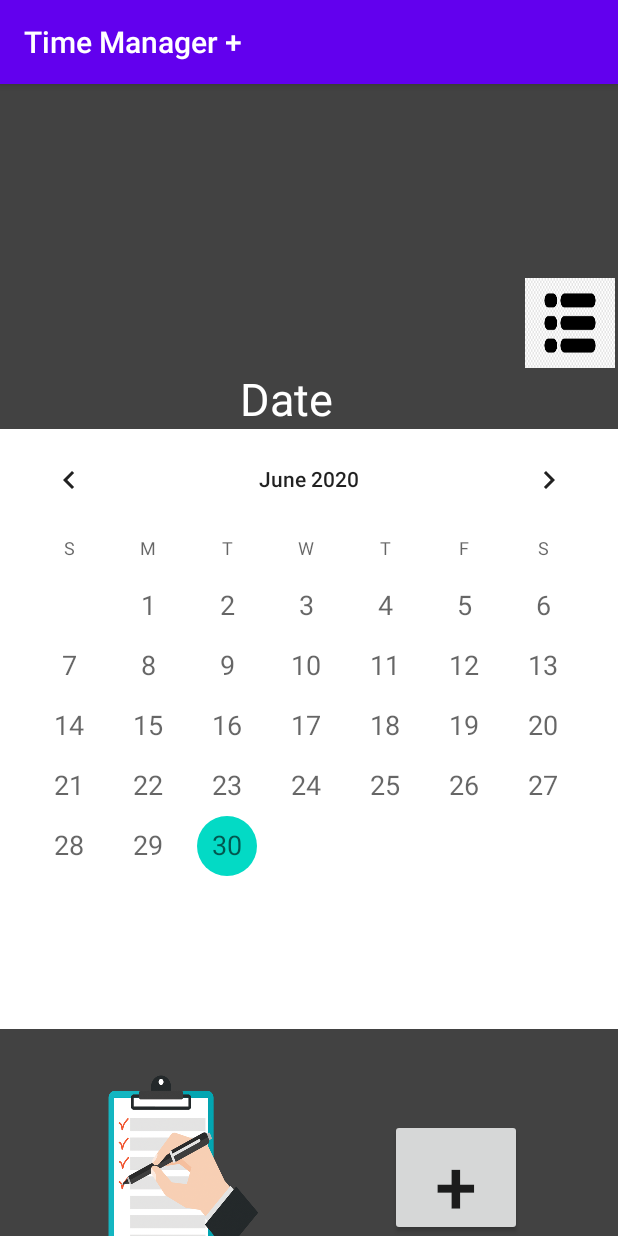
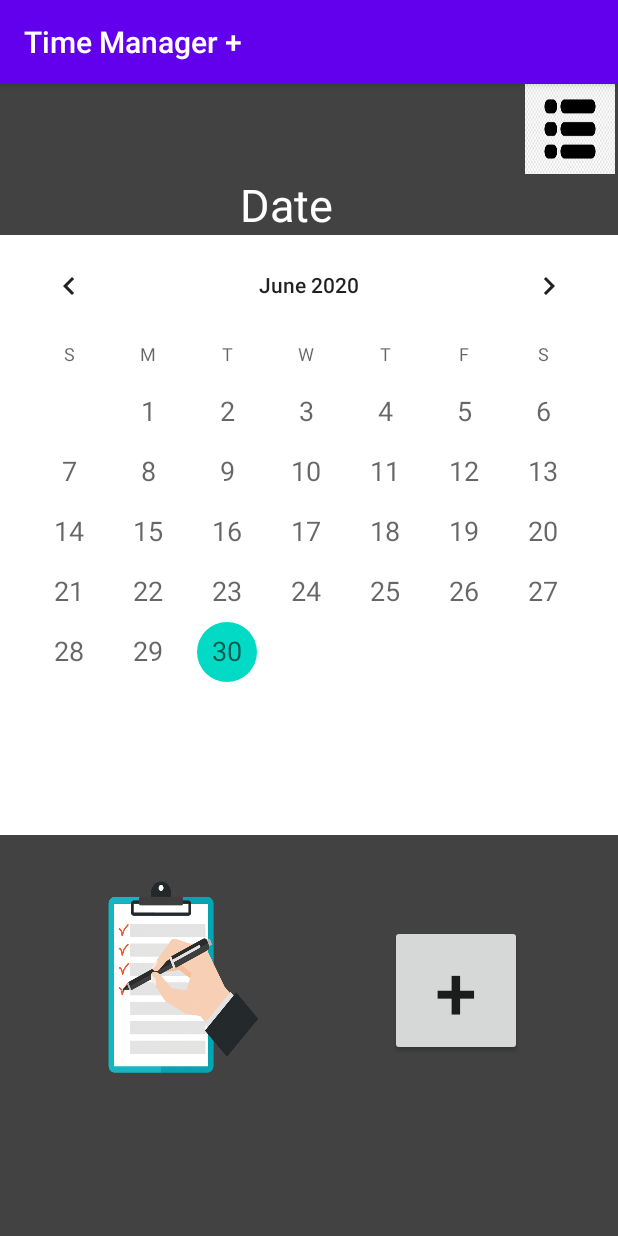
Before and after one commit to manufloresuwu/TimeManager, an Android app: the CalendarActivity screen opened directly, with no data from a screen before it, on a phone screen of 412 x 824 dp. Run offline under Robolectric (Android 15) with nearby library versions, the phone set to English and light mode, and no system bars; 4 statements that could not run were skipped.

Commit message:
ya listo el profile

```diff
--- a/app/src/main/java/com/manuela/timemanager/CalendarActivity.java
+++ b/app/src/main/java/com/manuela/timemanager/CalendarActivity.java
@@ -31,15 +31,6 @@ public class CalendarActivity extends AppCompatActivity {
         setContentView(R.layout.activity_calendar);
 
         mp = MediaPlayer.create(this,R.raw.pop);
-
-        SharedPreferences pref = getApplicationContext().getSharedPreferences("BuyyaPref", MODE_PRIVATE);
-        SharedPreferences.Editor editor = pref.edit();
-
-        TextView n = (TextView) findViewById(R.id.texto);
-        TextView p = (TextView) findViewById(R.id.texto2);
-
-        n.setText(pref.getString("correo",null));
-        p.setText(pref.getString("pasword",null));
 
 
         Button plus =  (Button) findViewById(R.id.plus);
--- a/app/src/main/java/com/manuela/timemanager/LoginActivity.java
+++ b/app/src/main/java/com/manuela/timemanager/LoginActivity.java
@@ -80,17 +80,6 @@ public class LoginActivity extends AppCompatActivity {
             @Override
             public void onClick(View view) {
                 validateLogin();
-
-                String n = emailEditText.getText().toString();
-                String p = passwordEditText.getText().toString();
-
-                SharedPreferences pref = getApplicationContext().getSharedPreferences("BuyyaPref", MODE_PRIVATE);
-                SharedPreferences.Editor editor = pref.edit();
-
-                editor.putString("correo", n);
-                editor.putString("pasword", p);
-                editor.commit();
-                Toast.makeText(LoginActivity.this,"Entraste correctamente uwu",Toast.LENGTH_LONG).show();
             }
         });
     }
--- a/app/src/main/res/layout/activity_calendar.xml
+++ b/app/src/main/res/layout/activity_calendar.xml
@@ -8,24 +8,6 @@ android:layout_height="match_parent"
 android:orientation="vertical"
 android:background="@color/cardview_dark_background"
 tools:context=".CalendarActivity">
-
-
-    <TextView
-        android:layout_marginTop="60dp"
-        android:layout_marginStart="100dp"
-        android:id="@+id/texto"
-        android:layout_width="wrap_content"
-        android:layout_height="wrap_content"
-        android:text="HOOLA"
-        android:textSize="25dp"></TextView>
-    <TextView
-        android:id="@+id/texto2"
-        android:layout_marginStart="100dp"
-        android:layout_width="wrap_content"
-        android:layout_height="wrap_content"
-        android:text="HOOLA"
-        android:textSize="25dp"></TextView>
-
 
 <ImageButton
     android:layout_width="60dp"
```
